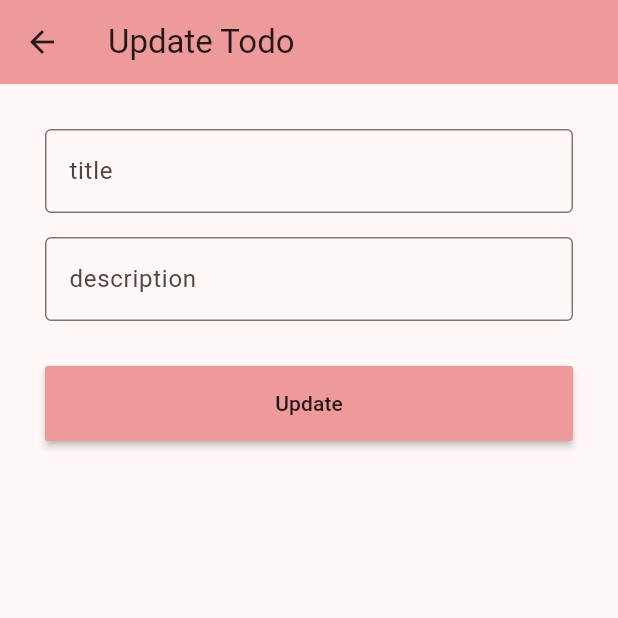
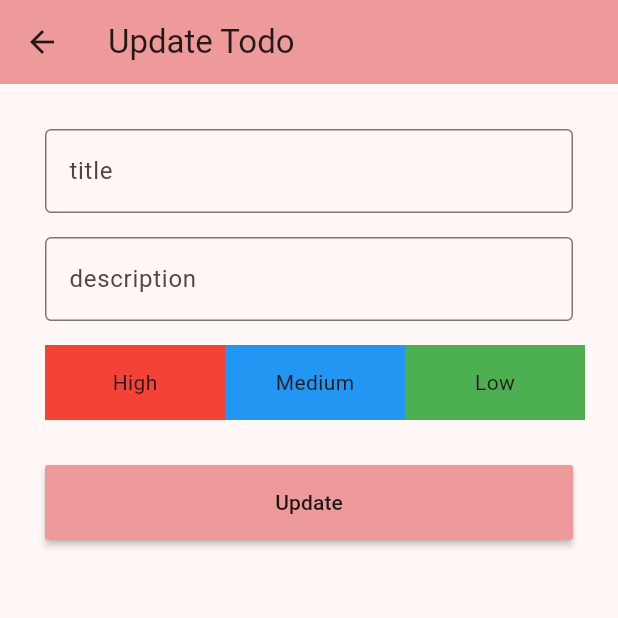
Before and after one commit to khanarifak07/Flutter-Auth-App-With-Backend, a Flutter app: the UpdateTodo screen opened directly with empty values, on a phone screen of 412 x 824 dp, the top half of it. Run offline on Flutter 3.47's test engine with Material 3 defaults, Android fonts, the phone set to English and light mode, and no system bars; our stand-ins replace dio, image_picker, shared_preferences; accounts and stored records are empty; network calls fail.

Commit message:
Priority Added In Update todo

```diff
--- a/Frontend/lib/create_todo.dart
+++ b/Frontend/lib/create_todo.dart
@@ -16,8 +16,11 @@ class _CreateTodoState extends State<CreateTodo> {
   bool isLoading = false;
   String selectedPriority = "";
 
-  Future<void> createTodo(
-      {required String title, String? description, String? priority}) async {
+  Future<void> createTodo({
+    required String title,
+    String? description,
+    String? priority,
+  }) async {
     try {
       setState(() {
         isLoading = true;
--- a/Frontend/lib/update_todo.dart
+++ b/Frontend/lib/update_todo.dart
@@ -8,7 +8,10 @@ import 'package:shared_preferences/shared_preferences.dart';
 
 class UpdateTodo extends StatefulWidget {
   TodoModel todoModel;
-  UpdateTodo({super.key, required this.todoModel});
+  UpdateTodo({
+    super.key,
+    required this.todoModel,
+  });
 
   @override
   State<UpdateTodo> createState() => _UpdateTodoState();
@@ -19,12 +22,14 @@ class _UpdateTodoState extends State<UpdateTodo> {
       TextEditingController(text: widget.todoModel.title);
   late TextEditingController descriptionCtrl =
       TextEditingController(text: widget.todoModel.description);
+  late String selectedPriority = widget.todoModel.priority ?? "";
   bool isLoading = false;
 
   Future<void> updateTodo({
     required title,
     String? description,
     required id,
+    String? priority,
   }) async {
     try {
       setState(() {
@@ -41,6 +46,7 @@ class _UpdateTodoState extends State<UpdateTodo> {
       var updateTodo = {
         'title': title,
         'description': description,
+        'priority': priority,
       };
       //make dio patch request
       Response response = await dio.patch(updateTodoApi(id),
@@ -87,6 +93,15 @@ class _UpdateTodoState extends State<UpdateTodo> {
                   border: OutlineInputBorder(),
                 ),
               ),
+              const SizedBox(height: 16),
+              Row(
+                mainAxisAlignment: MainAxisAlignment.spaceBetween,
+                children: [
+                  priorityContainer("High"),
+                  priorityContainer("Medium"),
+                  priorityContainer("Low"),
+                ],
+              ),
               const SizedBox(height: 30),
               MaterialButton(
                 minWidth: double.maxFinite,
@@ -97,6 +112,7 @@ class _UpdateTodoState extends State<UpdateTodo> {
                     id: widget.todoModel.id,
                     title: titleCtrl.text,
                     description: descriptionCtrl.text,
+                    priority: selectedPriority,
                   );
                   if (context.mounted) {
                     ScaffoldMessenger.of(context).showSnackBar(const SnackBar(
@@ -112,4 +128,43 @@ class _UpdateTodoState extends State<UpdateTodo> {
           ),
         ));
   }
+
+  Widget priorityContainer(String priority) {
+    Color colorContainer = getPriorityColor(priority);
+    return GestureDetector(
+      onTap: () {
+        setState(() {
+          selectedPriority = priority;
+        });
+      },
+      child: Container(
+        height: 50,
+        width: 120,
+        decoration: BoxDecoration(
+            color: colorContainer,
+            border: Border.all(
+                color: selectedPriority == priority
+                    ? Colors.black
+                    : Colors.transparent,
+                width: 2)),
+        child: Center(
+          child: Text(priority),
+        ),
+      ),
+    );
+  }
+
+  Color getPriorityColor(String priority) {
+    switch (priority) {
+      case "High":
+        return Colors.red;
+      case "Medium":
+        return Colors.blue;
+      case "Low":
+        return Colors.green;
+
+      default:
+        return Colors.transparent;
+    }
+  }
 }
```
